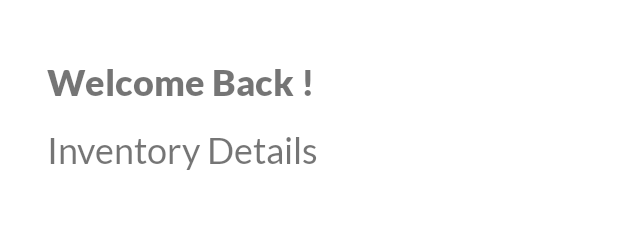
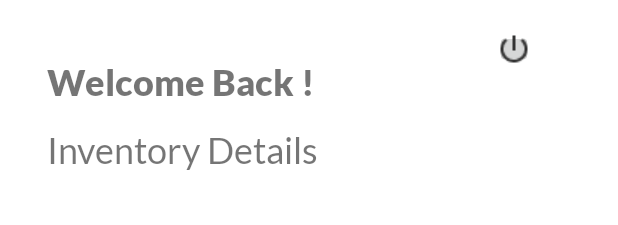
Before and after one commit to Davin07/Lifeline, an Android app: the layout hosp_home.xml on its own in the app's theme, with its tools: preview values and no code run, on a phone screen of 412 x 824 dp. Shown: the top 225 px of the screen. Run offline under Robolectric (Android 15) with nearby library versions, the phone set to English and light mode, and no system bars.

Commit message:
One Last Dance

```diff
--- a/app/build.gradle
+++ b/app/build.gradle
@@ -40,4 +40,8 @@ dependencies {
     androidTestImplementation 'androidx.test.ext:junit:1.1.2'
     androidTestImplementation 'androidx.test.espresso:espresso-core:3.3.0'
 
+    implementation 'androidx.swiperefreshlayout:swiperefreshlayout:1.1.0'
+
+
+
 }
--- a/app/src/main/res/layout/hosp_home.xml
+++ b/app/src/main/res/layout/hosp_home.xml
@@ -6,6 +6,11 @@
     android:layout_width="match_parent"
     android:layout_height="match_parent">
 
+    <androidx.swiperefreshlayout.widget.SwipeRefreshLayout
+        android:id="@+id/RefreshLayout"
+        android:layout_width="match_parent"
+        android:layout_height="wrap_content"
+        android:layout_marginTop="150dp">
 
     <androidx.recyclerview.widget.RecyclerView
         android:id="@+id/RV"
@@ -14,8 +19,9 @@
         android:layout_alignParentStart="true"
         android:layout_alignParentTop="true"
         android:layout_alignParentEnd="true"
-        android:layout_alignParentBottom="true"
-        android:layout_marginTop="150dp"/>
+        android:layout_alignParentBottom="true"/>
+
+    </androidx.swiperefreshlayout.widget.SwipeRefreshLayout>
 
     <TextView
         android:id="@+id/HospHomeWelcome"
@@ -45,5 +51,15 @@
         android:layout_below="@+id/HospHomeWelcome"
         android:layout_marginTop="5dp"/>
 
+    <ImageButton
+        android:id="@+id/Logout"
+        android:layout_width="25dp"
+        android:layout_height="25dp"
+        android:layout_alignParentTop="true"
+        android:layout_alignParentStart="true"
+        android:layout_marginTop="20dp"
+        app:srcCompat="@drawable/logout"
+        android:layout_marginStart="330dp"/>
+
 
 </RelativeLayout>
```
Also changed, not shown: app/src/main/java/com/example/lifeline/Hosp_BloodDeets.java (+92 -2 lines), app/src/main/java/com/example/lifeline/hosp_home.java (+33 -0 lines), app/src/main/res/drawable/logout.png (added), app/src/main/res/drawable/refresh.png (added).
